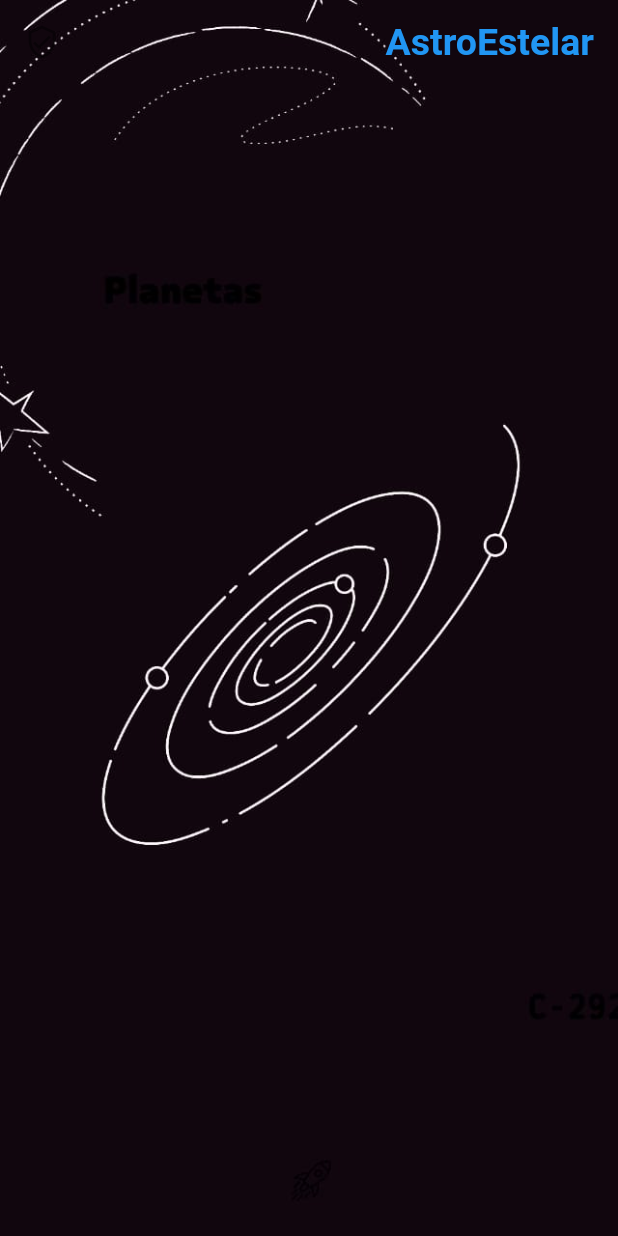
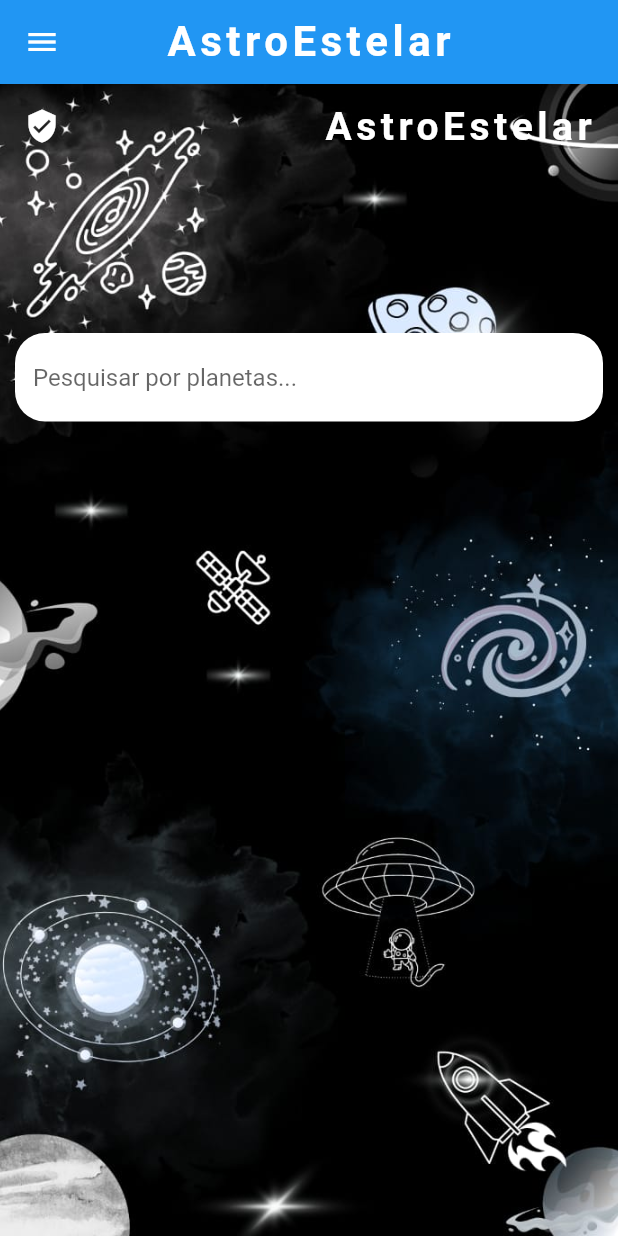
Before and after one commit to Campus-Angical/astroestelar, a Flutter app: the screen it shows after launch, on a phone screen of 412 x 824 dp. Run offline on Flutter 3.47's test engine with Material 2 defaults, Android fonts, the phone set to English and light mode, and no system bars; Roboto replaces fonts that are missing (Aclonica).

Commit message:
adicionei a imagem de fundo e a barra de pesquisa

```diff
--- a/lib/main.dart
+++ b/lib/main.dart
@@ -1,37 +1,79 @@
 import 'package:flutter/material.dart';
-import 'package:google_fonts/google_fonts.dart';
+
 void main() {
   runApp(const MaterialApp(
-    home: HomePage()
+    home: HomePage(),
   ));
 }
 class HomePage extends StatefulWidget {
-  const HomePage({super.key});
+  const HomePage({Key? key}) : super(key: key);
 
   @override
   State<HomePage> createState() => _HomePageState();
 }
 
 class _HomePageState extends State<HomePage> {
-  final StyleFont = GoogleFonts.aclonica(
-    fontSize: 25,
-    color: Colors.blue,
-    fontWeight: FontWeight.bold
-  );
   @override
   Widget build(BuildContext context) {
     return Scaffold(
-      body: Stack(children: [
-        Container(child: Image.asset("images/fundo1.jpg")),
-        Column(
-        children: [
-          ListTile(
-            leading: Icon(Icons.verified_user_outlined),
-            trailing: Text("AstroEstelar", style: StyleFont),
+      drawer: Drawer(),
+      appBar: AppBar(
+        title: const Text("AstroEstelar", style: TextStyle(
+          fontSize: 28,
+          letterSpacing: 3,
+          fontWeight: FontWeight.bold,
+          color: Colors.white
+        )),
+        centerTitle: true,
+      ),
+      body: Container(
+        decoration: BoxDecoration(
+          image: DecorationImage(
+            image: AssetImage("images/background.jpeg"),
+            fit: BoxFit.cover
           ),
-        ],
-      )
-      ]),
+        ),
+        child: Column(
+          crossAxisAlignment: CrossAxisAlignment.start,
+          children: [
+            ListTile(
+              leading: Icon(Icons.verified_user, color: Colors.white),
+              trailing: Text("AstroEstelar", style: TextStyle(
+                fontSize: 26,
+                letterSpacing: 3,
+                fontWeight: FontWeight.bold,
+                color: Colors.white
+              )),
+            ),
+            SizedBox(height: 100),
+            Container(
+              child: Column(
+                mainAxisAlignment: MainAxisAlignment.start,
+                crossAxisAlignment: CrossAxisAlignment.start,
+                children: [
+                  Container(
+                    padding: EdgeInsets.all(10),
+                    child: SizedBox(
+                      width: 500.00,
+                      child: TextField(
+                        decoration: InputDecoration(
+                          filled: true,
+                          fillColor: Colors.white,
+                          border: OutlineInputBorder(
+                            borderRadius: BorderRadius.circular(20),
+                            borderSide: BorderSide.none
+                          ),
+                          hintText: "Pesquisar por planetas...",
+                        ),
+                      ),
+                    ),
+                  ),
+                ],
+              ),
+            ),
+          ],
+        ),
+      ),
     );
   }
 }
--- a/pubspec.yaml
+++ b/pubspec.yaml
@@ -60,7 +60,7 @@ flutter:
 
   # To add assets to your application, add an assets section, like this:
   assets:
-    - images/fundo1.jpg
+    - images/background.jpeg
   #   - images/a_dot_ham.jpeg
 
   # An image asset can refer to one or more resolution-specific "variants", see
```
Also changed, not shown: images/background.jpeg (added), images/fundo1.jpg (deleted), pubspec.lock, 1 other file.
